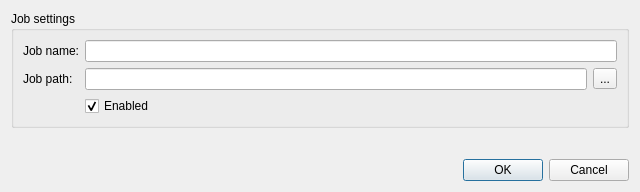
mjbonnington/icarus-gps, file core/ui/edit_job_ui.ui: the form before one commit.
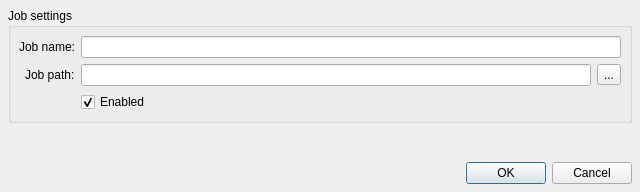
The form after the commit. Icons and pictures are not drawn.

What changed in the file:
```diff
--- a/core/ui/edit_job_ui.ui
+++ b/core/ui/edit_job_ui.ui
@@ -17,6 +17,9 @@
    <bool>true</bool>
   </property>
   <layout class="QVBoxLayout" name="verticalLayout">
+   <property name="margin">
+    <number>8</number>
+   </property>
    <item>
     <widget class="QGroupBox" name="jobSettings_groupBox">
      <property name="sizePolicy">
@@ -32,6 +35,12 @@
       <property name="fieldGrowthPolicy">
        <enum>QFormLayout::ExpandingFieldsGrow</enum>
       </property>
+      <property name="labelAlignment">
+       <set>Qt::AlignRight|Qt::AlignTrailing|Qt::AlignVCenter</set>
+      </property>
+      <property name="margin">
+       <number>8</number>
+      </property>
       <item row="0" column="0">
        <widget class="QLabel" name="jobName_label">
         <property name="text">
```
Left out of the diff: 6 changed lines with no effect on the pictures.
